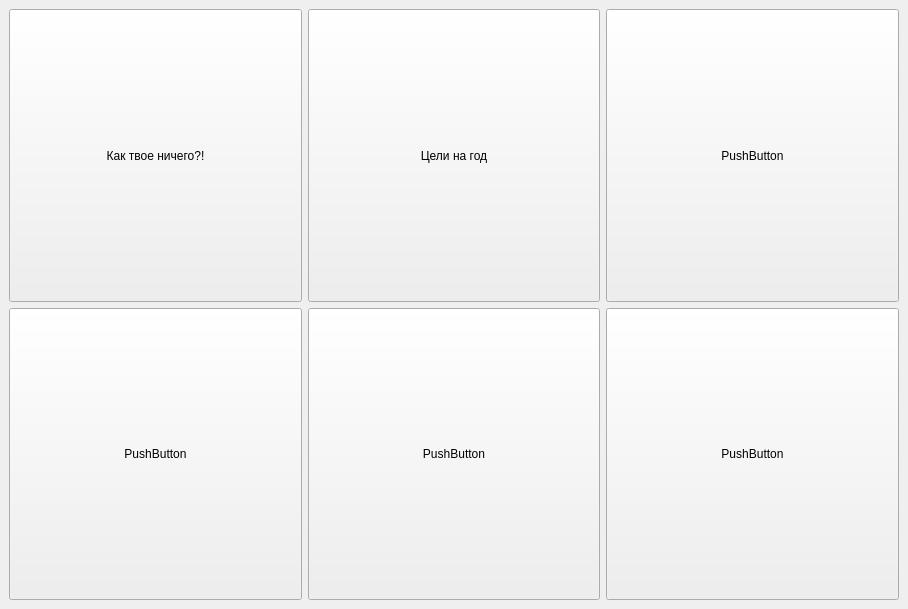
Old version of the form mainwindow.ui in the repository EvgenyMetelkin/PerfectLive.
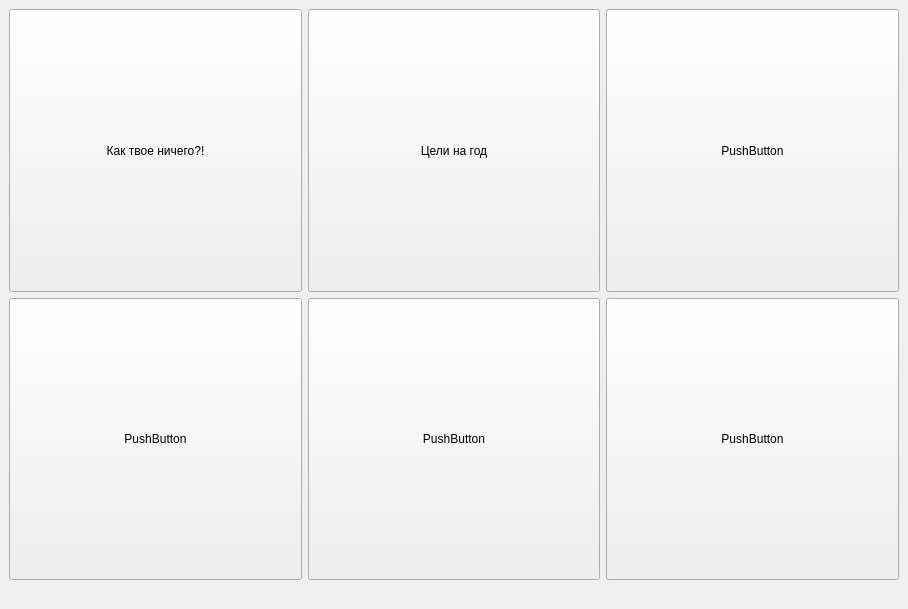
New version of the form.

Commit message: Add wise line

What changed in the file:
```diff
--- a/mainwindow.ui
+++ b/mainwindow.ui
@@ -14,10 +14,23 @@
    <string>MainWindow</string>
   </property>
   <widget class="QWidget" name="centralwidget">
-   <layout class="QVBoxLayout" name="verticalLayout_3" stretch="0">
+   <layout class="QVBoxLayout" name="verticalLayout_3" stretch="0,0">
     <item>
      <layout class="QGridLayout" name="gridLayout">
-      <item row="1" column="1">
+      <item row="2" column="4">
+       <widget class="QPushButton" name="pushButton_6">
+        <property name="sizePolicy">
+         <sizepolicy hsizetype="Minimum" vsizetype="Expanding">
+          <horstretch>0</horstretch>
+          <verstretch>0</verstretch>
+         </sizepolicy>
+        </property>
+        <property name="text">
+         <string>PushButton</string>
+        </property>
+       </widget>
+      </item>
+      <item row="2" column="3">
        <widget class="QPushButton" name="pushButton_4">
         <property name="sizePolicy">
          <sizepolicy hsizetype="Minimum" vsizetype="Expanding">
@@ -30,7 +43,20 @@
         </property>
        </widget>
       </item>
-      <item row="0" column="0">
+      <item row="1" column="4">
+       <widget class="QPushButton" name="pushButton_5">
+        <property name="sizePolicy">
+         <sizepolicy hsizetype="Minimum" vsizetype="Expanding">
+          <horstretch>0</horstretch>
+          <verstretch>0</verstretch>
+         </sizepolicy>
+        </property>
+        <property name="text">
+         <string>PushButton</string>
+        </property>
+       </widget>
+      </item>
+      <item row="1" column="0">
        <widget class="QPushButton" name="bDiary">
         <property name="sizePolicy">
          <sizepolicy hsizetype="Minimum" vsizetype="Expanding">
@@ -43,7 +69,7 @@
         </property>
        </widget>
       </item>
-      <item row="1" column="0">
+      <item row="2" column="0">
        <widget class="QPushButton" name="pushButton_2">
         <property name="sizePolicy">
          <sizepolicy hsizetype="Minimum" vsizetype="Expanding">
@@ -56,7 +82,7 @@
         </property>
        </widget>
       </item>
-      <item row="0" column="1">
+      <item row="1" column="3">
        <widget class="QPushButton" name="bGoals">
         <property name="sizePolicy">
          <sizepolicy hsizetype="Minimum" vsizetype="Expanding">
@@ -69,34 +95,15 @@
         </property>
        </widget>
       </item>
-      <item row="0" column="2">
-       <widget class="QPushButton" name="pushButton_5">
-        <property name="sizePolicy">
-         <sizepolicy hsizetype="Minimum" vsizetype="Expanding">
-          <horstretch>0</horstretch>
-          <verstretch>0</verstretch>
-         </sizepolicy>
-        </property>
-        <property name="text">
-         <string>PushButton</string>
-        </property>
-       </widget>
-      </item>
-      <item row="1" column="2">
-       <widget class="QPushButton" name="pushButton_6">
-        <property name="sizePolicy">
-         <sizepolicy hsizetype="Minimum" vsizetype="Expanding">
-          <horstretch>0</horstretch>
-          <verstretch>0</verstretch>
-         </sizepolicy>
-        </property>
-        <property name="text">
-         <string>PushButton</string>
-        </property>
-       </widget>
-      </item>
      </layout>
     </item>
+    <item>
+     <widget class="QLabel" name="lWiseLine">
+      <property name="text">
+       <string/>
+      </property>
+     </widget>
+    </item>
    </layout>
   </widget>
   <widget class="QMenuBar" name="menuBar">
```
The commit also changes 6 other files.
